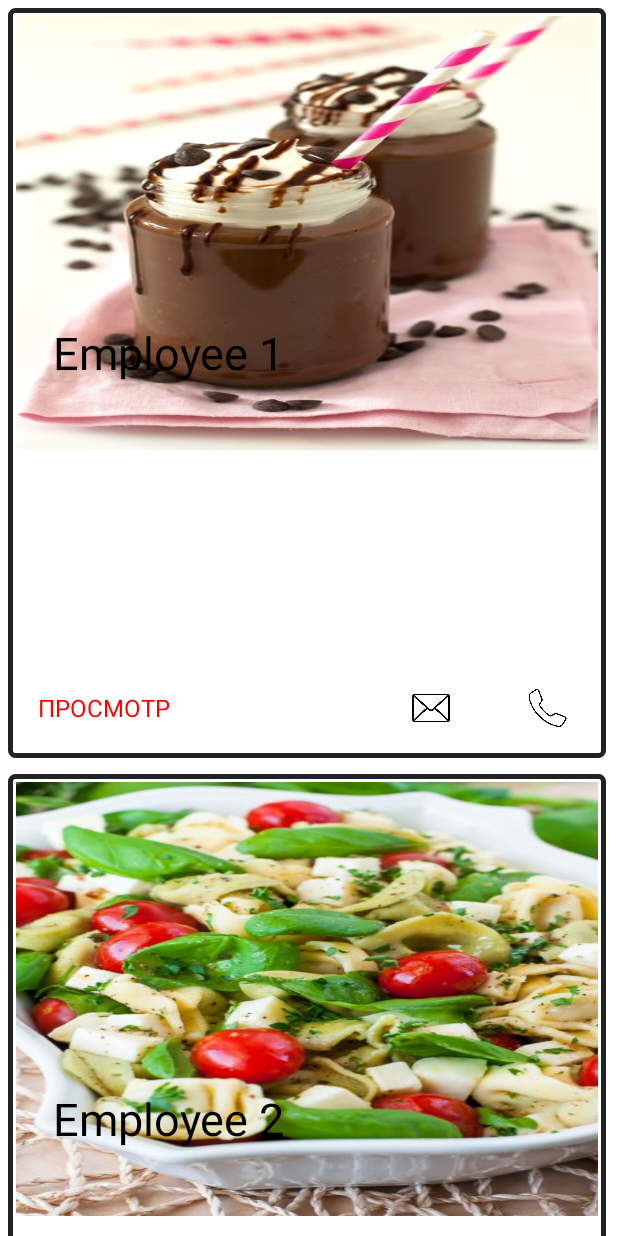
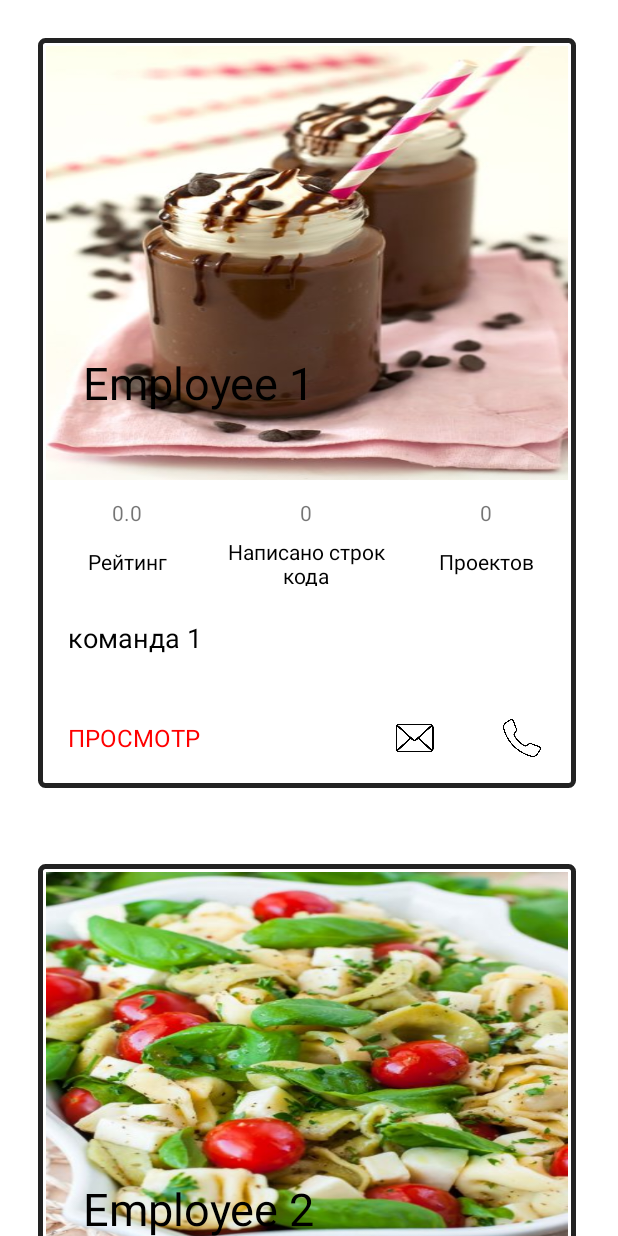
Before and after one commit to VladSolyankin/android_labs, an Android app: the screen it shows after launch (EmployeeActivity), on a phone screen of 412 x 824 dp. Run offline under Robolectric (Android 15) with nearby library versions, the phone set to English and light mode, and no system bars.

Commit message:
3 lab update

```diff
--- a/app/src/main/java/com/example/mobile_lab1/Employee.java
+++ b/app/src/main/java/com/example/mobile_lab1/Employee.java
@@ -2,14 +2,56 @@ package com.example.mobile_lab1;
 
 import java.lang.reflect.Array;
 import java.util.ArrayList;
+import java.util.Random;
 
 public class Employee {
     private String name;
     private int resource;
 
-    public Employee(String name, int resource) {
+    private String team;
+
+    private double rating;
+    private int lines;
+    private int projects;
+    public Employee(String name, int resource, String team, double rating, int lines, int projects) {
         this.name = name;
         this.resource = resource;
+        this.team = team;
+        this.rating = rating;
+        this.lines = lines;
+        this.projects = projects;
+    }
+
+    public String getTeam() {
+        return team;
+    }
+
+    public void setTeam(String team) {
+        this.team = team;
+    }
+
+    public double getRating() {
+        return rating;
+    }
+
+    public void setRating(double rating) {
+        this.rating = rating;
+    }
+
+    public int getLines() {
+        return lines;
+    }
+
+    public void setLines(int lines) {
+        this.lines = lines;
+    }
+
+    public int getProjects() {
+        return projects;
+    }
+
+    public void setProjects(int projects) {
+        this.projects = projects;
     }
 
     public String getName() {
@@ -32,13 +74,20 @@ public class Employee {
 
     public static ArrayList<Employee> createEmployeeList(int employeeCount) {
         ArrayList<Integer> images = new ArrayList<>();
+        ArrayList<String> teams = new ArrayList<>();
         images.add(R.drawable.milkshake);
         images.add(R.drawable.cesar);
         images.add(R.drawable.borsch);
+
+        teams.add("команда 1");
+        teams.add("команда 2");
+        teams.add("команда 3");
+
         ArrayList<Employee> employees = new ArrayList<>();
         for (int i = 0; i < employeeCount; i++) {
             employees.add(new Employee("Employee " + ++lastEmployeeId,
-                    images.get(i % 3)));
+                    images.get(i % 3), teams.get(i % 3), i,
+                    i, i));
         }
         return employees;
     }
--- a/app/src/main/java/com/example/mobile_lab1/EmployeeAdapter.java
+++ b/app/src/main/java/com/example/mobile_lab1/EmployeeAdapter.java
@@ -1,11 +1,9 @@
 package com.example.mobile_lab1;
 
 import android.content.Context;
-import android.media.Image;
 import android.view.LayoutInflater;
 import android.view.View;
 import android.view.ViewGroup;
-import android.widget.Button;
 import android.widget.ImageView;
 import android.widget.TextView;
 
@@ -39,6 +37,15 @@ public class EmployeeAdapter extends
         textView.setText(currentEmployee.getName());
         ImageView imageView = holder.imageImageView;
         imageView.setImageResource(currentEmployee.getResource());
+
+        TextView ratingTextView = holder.ratingTextView;
+        ratingTextView.setText(String.valueOf(currentEmployee.getRating()));
+        TextView linesTextView = holder.linesTextView;
+        linesTextView.setText(String.valueOf(currentEmployee.getLines()));
+        TextView projectsTextView = holder.projectsTextView;
+        projectsTextView.setText(String.valueOf(currentEmployee.getProjects()));
+        TextView teamTextView = holder.teamTextView;
+        teamTextView.setText(currentEmployee.getTeam());
     }
 
     @Override
@@ -49,10 +56,19 @@ public class EmployeeAdapter extends
     public class ViewHolder extends RecyclerView.ViewHolder {
         public TextView nameTextView;
         public ImageView imageImageView;
+        public TextView ratingTextView;
+        public TextView linesTextView;
+        public TextView projectsTextView;
+        public TextView teamTextView;
+
         public ViewHolder(View itemView) {
             super(itemView);
-            nameTextView = (TextView) itemView.findViewById(R.id.textView34);
-            imageImageView = (ImageView) itemView.findViewById(R.id.imageView18);
+            nameTextView = (TextView) itemView.findViewById(R.id.employeeName);
+            imageImageView = (ImageView) itemView.findViewById(R.id.employeeImage);
+            ratingTextView = (TextView) itemView.findViewById(R.id.ratingTextView);
+            linesTextView = (TextView) itemView.findViewById(R.id.linesTextView);
+            projectsTextView = (TextView) itemView.findViewById(R.id.projectsTextView);
+            teamTextView = (TextView) itemView.findViewById(R.id.teamTextView);
         }
     }
 }
--- a/app/src/main/res/layout/employee_item.xml
+++ b/app/src/main/res/layout/employee_item.xml
@@ -4,7 +4,7 @@
     xmlns:tools="http://schemas.android.com/tools"
     android:layout_width="match_parent"
     android:layout_height="500dp"
-    android:layout_margin="5dp"
+    android:layout_margin="25dp"
     android:layout_marginBottom="15dp"
     android:elevation="10dp"
     android:background="@drawable/white_border"
@@ -19,7 +19,7 @@
 
 
         <ImageView
-            android:id="@+id/imageView18"
+            android:id="@+id/employeeImage"
             android:layout_width="match_parent"
             android:layout_height="match_parent"
             android:scaleType="fitXY"
@@ -28,7 +28,7 @@
         </ImageView>
 
         <TextView
-            android:id="@+id/textView34"
+            android:id="@+id/employeeName"
             android:layout_width="wrap_content"
             android:layout_height="wrap_content"
             android:layout_marginLeft="30dp"
@@ -42,14 +42,15 @@
         android:id="@+id/linearLayoutCompat"
         android:layout_width="match_parent"
         android:layout_height="200dp"
+        android:orientation="vertical"
         app:layout_constraintBottom_toBottomOf="parent"
-        android:orientation="vertical">
+        tools:layout_editor_absoluteX="0dp">
+
         <androidx.appcompat.widget.LinearLayoutCompat
             android:layout_width="match_parent"
             android:layout_height="0dp"
             android:layout_weight="1"
-            android:orientation="horizontal"
-            >
+            android:orientation="horizontal">
 
             <androidx.appcompat.widget.LinearLayoutCompat
                 android:layout_width="0dp"
@@ -60,14 +61,19 @@
                 <TextView
                     android:layout_width="match_parent"
                     android:layout_height="0dp"
-                    android:layout_weight="1">
+                    android:layout_weight="1"
+                    android:id="@+id/ratingTextView"
+                    android:gravity="center">
 
                 </TextView>
 
                 <TextView
                     android:layout_width="match_parent"
                     android:layout_height="0dp"
-                    android:layout_weight="1">
+                    android:layout_weight="1"
+                    android:text="Рейтинг"
+                    android:gravity="center"
+                    android:textColor="@color/black">
 
                 </TextView>
 
@@ -82,14 +88,19 @@
                 <TextView
                     android:layout_width="match_parent"
                     android:layout_height="0dp"
-                    android:layout_weight="1">
+                    android:layout_weight="1"
+                    android:id="@+id/linesTextView"
+                    android:gravity="center">
 
                 </TextView>
 
                 <TextView
                     android:layout_width="match_parent"
                     android:layout_height="0dp"
-                    android:layout_weight="1">
+                    android:layout_weight="1"
+                    android:text="Написано строк кода"
+                    android:gravity="center"
+                    android:textColor="@color/black">
 
                 </TextView>
 
@@ -104,14 +115,19 @@
                 <TextView
                     android:layout_width="match_parent"
                     android:layout_height="0dp"
-                    android:layout_weight="1">
+                    android:layout_weight="1"
+                    android:id="@+id/projectsTextView"
+                    android:gravity="center">
 
                 </TextView>
 
                 <TextView
                     android:layout_width="match_parent"
                     android:layout_height="0dp"
-                    android:layout_weight="1">
+                    android:layout_weight="1"
+                    android:text="Проектов"
+                    android:gravity="center"
+                    android:textColor="@color/black">
 
                 </TextView>
 
@@ -128,7 +144,12 @@
                 android:layout_width="match_parent"
                 android:layout_height="match_parent"
                 android:layout_margin="10dp"
-                android:textSize="22sp">
+                android:textSize="18sp"
+                android:textColor="@color/black"
+                android:id="@+id/teamTextView"
+                android:text="Команда: "
+                android:gravity="center|left"
+                android:paddingLeft="10dp">
 
             </TextView>
         </androidx.appcompat.widget.LinearLayoutCompat>
@@ -137,36 +158,33 @@
             android:layout_width="match_parent"
             android:layout_height="0dp"
             android:layout_weight="1"
-            android:orientation="horizontal"
-            >
+            android:orientation="horizontal">
 
             <TextView
                 android:layout_width="0dp"
                 android:layout_height="match_parent"
                 android:layout_weight="0.70"
-                android:text="ПРОСМОТР"
                 android:gravity="center|left"
                 android:paddingLeft="20dp"
+                android:text="ПРОСМОТР"
+                android:textColor="@color/red"
                 android:textSize="16sp"
-                android:textColor="@color/red"
-                />
-
-
+                android:onClick="onViewClick"/>
 
 
             <ImageView
                 android:layout_width="25dp"
                 android:layout_height="25dp"
+                android:layout_gravity="center"
                 android:layout_weight="0.15"
-                android:src="@drawable/convert"
-                android:layout_gravity="center"/>
+                android:src="@drawable/convert" />
 
             <ImageView
                 android:layout_width="25dp"
                 android:layout_height="25dp"
+                android:layout_gravity="center"
                 android:layout_weight="0.15"
-                android:src="@drawable/phone_icon"
-                android:layout_gravity="center"/>
+                android:src="@drawable/phone_icon" />
 
         </androidx.appcompat.widget.LinearLayoutCompat>
 
```
Also changed, not shown: app/src/main/AndroidManifest.xml (+8 -8 lines), app/src/main/java/com/example/mobile_lab1/EmployeeActivity.java (+22 -0 lines), app/src/main/java/com/example/mobile_lab1/EmployeeInfo.java (added, +26 -0 lines), app/src/main/res/layout/activity_employee_info.xml (added, +46 -0 lines).
